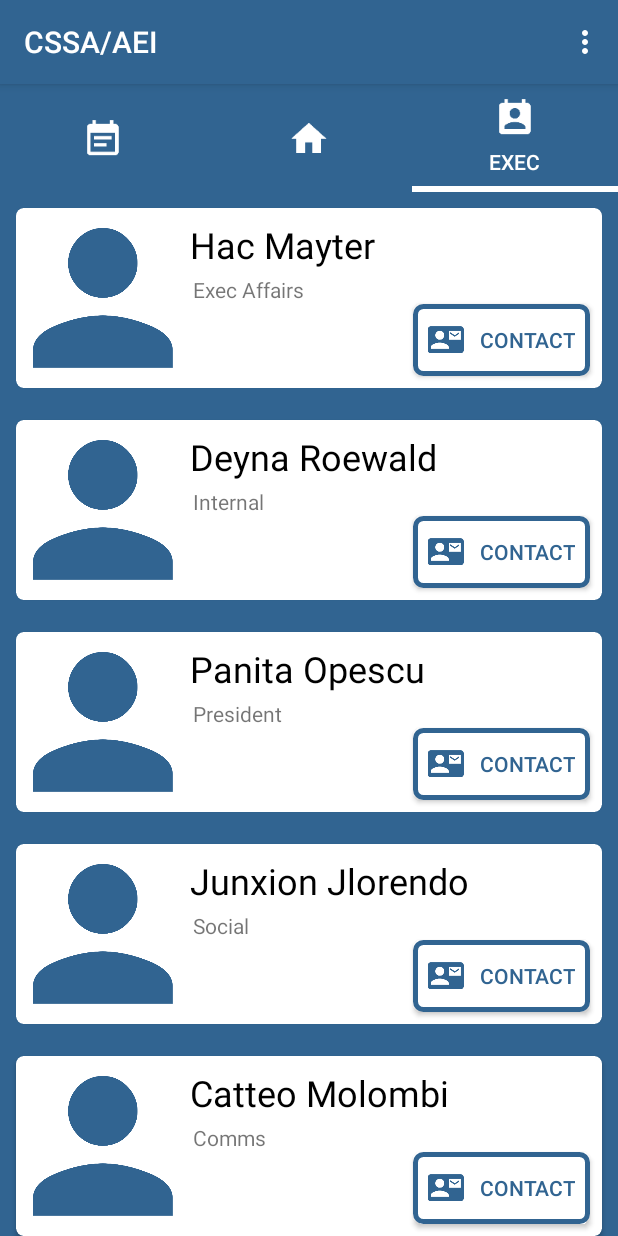
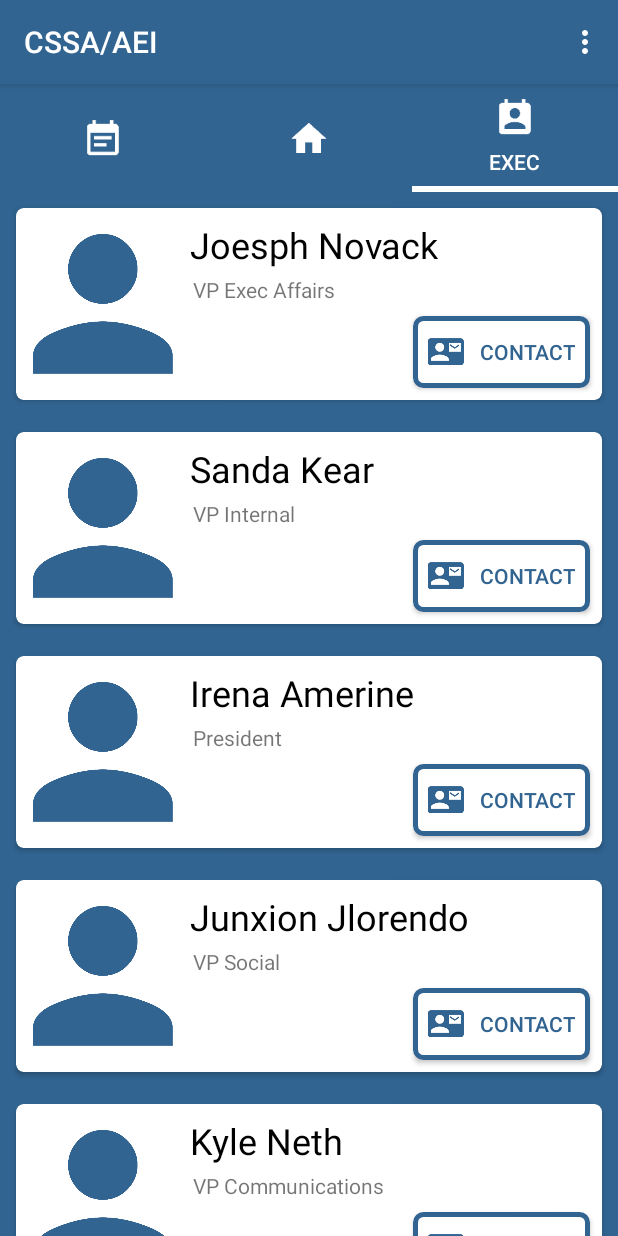
Before and after one commit to wesmartin17/SEG3125-Project, an Android app: the screen it shows after launch (MainActivity), tab 3 chosen, on a phone screen of 412 x 824 dp. Run offline under Robolectric (Android 15) with nearby library versions, the light colour scheme and no system bars.

Commit message:
Content and small layout changes

```diff
--- a/app/src/main/java/io/github/wesmartin17/cssa_app_seg3125/Adapters/ExecAdapter.java
+++ b/app/src/main/java/io/github/wesmartin17/cssa_app_seg3125/Adapters/ExecAdapter.java
@@ -30,34 +30,42 @@ public class ExecAdapter extends RecyclerView.Adapter<ExecViewHolder> {
     public void onBindViewHolder(ExecViewHolder holder, int position) {
         switch(position){
             case 0:
-                holder.setTitleText("Hac Mayter");
-                holder.setDescriptionText("Exec Affairs");
+                holder.setTitleText("Joesph Novack");
+                holder.setDescriptionText("VP Exec Affairs");
                 break;
             case 1:
-                holder.setTitleText("Deyna Roewald");
-                holder.setDescriptionText("Internal");
+                holder.setTitleText("Sanda Kear");
+                holder.setDescriptionText("VP Internal");
                 break;
             case 2:
-                holder.setTitleText("Panita Opescu");
+                holder.setTitleText("Irena Amerine");
                 holder.setDescriptionText("President");
                 break;
             case 3:
                 holder.setTitleText("Junxion Jlorendo");
-                holder.setDescriptionText("Social");
+                holder.setDescriptionText("VP Social");
                 break;
             case 4:
-                holder.setTitleText("Catteo Molombi");
-                holder.setDescriptionText("Comms");
+                holder.setTitleText("Kyle Neth");
+                holder.setDescriptionText("VP Communications");
                 break;
             case 5:
-                holder.setTitleText("Piego Dontones");
-                holder.setDescriptionText("Academic");
+                holder.setTitleText("Ron Swanson");
+                holder.setDescriptionText("VP Academic");
+                break;
+            case 6:
+                holder.setTitleText("Abe Swanberg");
+                holder.setDescriptionText("VP Finance");
+                break;
+            case 7:
+                holder.setTitleText("Harmony Lesesne");
+                holder.setDescriptionText("VP External");
                 break;
         }
     }
 
     @Override
     public int getItemCount() {
-        return 6;
+        return 8;
     }
 }
--- a/app/src/main/res/layout/fragment_exec_card.xml
+++ b/app/src/main/res/layout/fragment_exec_card.xml
@@ -59,7 +59,7 @@
                 android:layout_height="wrap_content"
                 android:layout_marginBottom="8dp"
                 android:layout_marginRight="8dp"
-                android:layout_marginTop="0dp"
+                android:layout_marginTop="8dp"
                 android:background="@drawable/button_outline"
                 android:drawableLeft="@drawable/ic_contact_mail"
                 android:drawablePadding="10dp"
```
